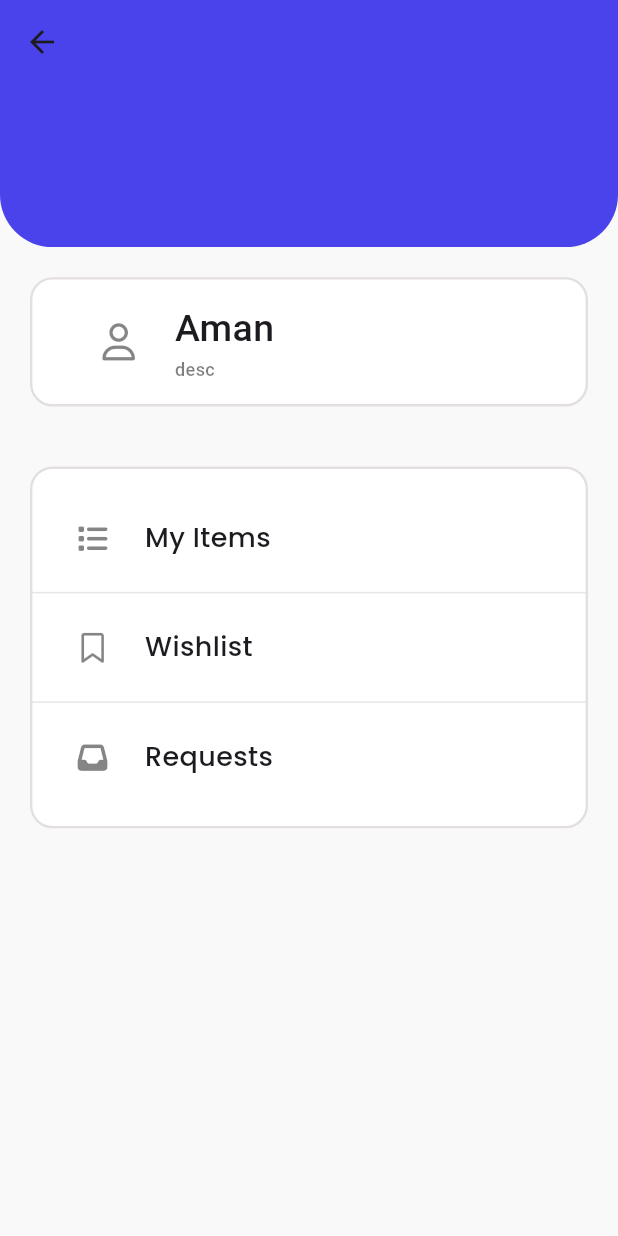
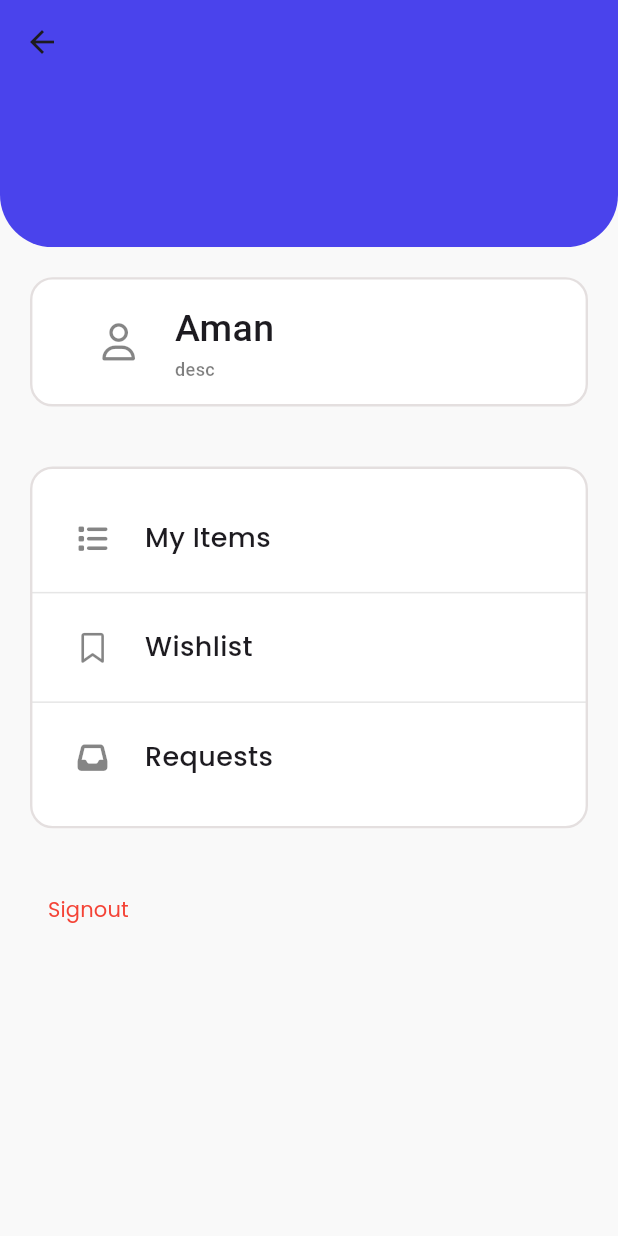
Before and after one commit to yyuvraj54/Selly, a Flutter app: the ProfileScreen screen opened by its route, on a phone screen of 412 x 824 dp. Run offline on Flutter 3.47's test engine with Material 3 defaults, Android fonts, the phone set to English and light mode, and no system bars; our stand-ins replace animated_notch_bottom_bar, bloc, dio, email_validator, flutter_bloc, flutter_svg and 6 more; missing offline and left inert: dart:ffi, flutter_carousel_slider; accounts and stored records are empty.

Commit message:
added signup and signout functionality

```diff
--- a/lib/core/api.dart
+++ b/lib/core/api.dart
@@ -1,7 +1,7 @@
 import 'package:dio/dio.dart';
 import 'package:pretty_dio_logger/pretty_dio_logger.dart';
 
-const BASE_URL = 'http://192.168.1.6:3000/api/';
+const BASE_URL = 'http://192.168.1.9:5000/api/';
 const Map<String, dynamic>DEFAULT_HEADERS = {
   'content-type':'application/json'
 };
--- a/lib/data/model/product_model.dart
+++ b/lib/data/model/product_model.dart
@@ -60,7 +60,7 @@ class ProductModel {
     data['description'] = this.description;
     data['Price'] = this.price;
     data['photos'] = this.photos ?? [""];
-    data['condition'] = this.condition;
+    data['condition'] = this.condition ?? "New";
     // data['ListedBy'] = this.listedBy ;
     data['status'] = this.status ?? "available";
     data['category'] = this.category;
--- a/lib/logic/cubits/user/user_cubit.dart
+++ b/lib/logic/cubits/user/user_cubit.dart
@@ -5,6 +5,8 @@
 //cubit/provider/bloc ye link hota h between DATA and PRESENTATION
 //so data[repository] ke sare functions available karan padenge.. CUBIT me
 //ki presentation bhi use kar sake
+
+import 'dart:developer';
 
 import 'package:flutter_bloc/flutter_bloc.dart';
 import 'package:sellingportal/logic/cubits/user/userToke.dart';
@@ -43,6 +45,7 @@ class UserCubit extends Cubit<UserState> {
       {required String email,
         required String password,
         required UserModel userModel}) async {
+
     await Preferences.saveUserDetail(email, password);
     emit(UserLoggedInState(userModel));
 
@@ -68,6 +71,7 @@ class UserCubit extends Cubit<UserState> {
       _emitLoggedInState(
           email: email, password: password, userModel: userModel);
     } catch (error) {
+      log(error.toString());
       emit(UserErrorState(error.toString()));
     }
   }
--- a/lib/main.dart
+++ b/lib/main.dart
@@ -44,7 +44,7 @@ class MyApp extends StatelessWidget {
       ],
       child: MaterialApp(
         onGenerateRoute: Routes.onGenerateRoute,
-        initialRoute: signup.routeName,
+        initialRoute: SplashScreen.routeName,
         // home: registration(),
 
       ),
--- a/lib/presentation/screens/Auth/loginPage.dart
+++ b/lib/presentation/screens/Auth/loginPage.dart
@@ -111,7 +111,7 @@ class LoginPage extends StatelessWidget {
                           children: [
 
                             Text("Don’t have an account? ", style: commonTextsStyle(fontsize: 15.0),),
-                            GestureDetector(onTap: () {Navigator.pushReplacement(context, MaterialPageRoute(builder: (context) => signup()),);},
+                            GestureDetector(onTap: () {Navigator.pushNamed(context, signup.routeName);},
                               child: Text('Sign up', style: commonTextsStyle(color: Color(0xFF2591EA)),),
                             ),
                           ],
--- a/lib/presentation/screens/Auth/provider/signup_provider.dart
+++ b/lib/presentation/screens/Auth/provider/signup_provider.dart
@@ -35,7 +35,8 @@ class SignupProvider with ChangeNotifier{
     String email = emailController.text.trim();
     String password = passwordController.text.trim();
     String name = nameController.text.trim();
-    String phoneNumber = phoneNumberController.text.trim();
+    int phoneNumber = int.tryParse(phoneNumberController.text.trim())!;
+
 
     BlocProvider.of<UserCubit>(context).createAccount(email: email, password: password, name: name, phoneNumber: phoneNumber);
     //abhi bhi half baked hai ye.. signin hone ke bad kya state milra h. iska toh hme abi kuch pata chal nai ra.
--- a/lib/presentation/screens/screen/home/homescreen.dart
+++ b/lib/presentation/screens/screen/home/homescreen.dart
@@ -2,6 +2,7 @@ import 'dart:developer';
 
 import 'package:animated_notch_bottom_bar/animated_notch_bottom_bar/animated_notch_bottom_bar.dart';
 import 'package:flutter/material.dart';
+import 'package:flutter_bloc/flutter_bloc.dart';
 import 'package:font_awesome_flutter/font_awesome_flutter.dart';
 import 'package:google_fonts/google_fonts.dart';
 
@@ -14,6 +15,8 @@ import 'package:sellingportal/presentation/widget/bottomBarIcons.dart';
 import 'package:sellingportal/res/colors/colors.dart';
 import 'package:sellingportal/res/drawable/bottom_clipper.dart';
 
+import '../../../../logic/cubits/user/user_state.dart';
+import '../../splash/splash_screen.dart';
 import 'explorePage.dart';
 
 class homeScreen extends StatefulWidget {
--- a/lib/presentation/screens/screen/profile/profile_screen.dart
+++ b/lib/presentation/screens/screen/profile/profile_screen.dart
@@ -1,6 +1,9 @@
 import 'package:flutter/material.dart';
+import 'package:flutter_bloc/flutter_bloc.dart';
 import 'package:font_awesome_flutter/font_awesome_flutter.dart';
 import 'package:google_fonts/google_fonts.dart';
+import 'package:provider/provider.dart';
+import 'package:sellingportal/logic/cubits/user/user_cubit.dart';
 import 'package:sellingportal/res/drawable/backgroundWave.dart';
 
 class ProfileScreen extends StatefulWidget {
@@ -36,7 +39,7 @@ class _ProfileScreenState extends State<ProfileScreen> {
                 child: Container(
               // color: Colors.green,
               child: Column(
-                crossAxisAlignment: CrossAxisAlignment.center,
+                crossAxisAlignment: CrossAxisAlignment.start,
                 children: [
                   ProfileUserCard(title: 'Aman', desc: 'desc'),
 
@@ -67,12 +70,18 @@ class _ProfileScreenState extends State<ProfileScreen> {
                             SizedBox(height: 10,),
                             ProfileItem(icons: FontAwesomeIcons.inbox, title: 'Requests'),
 
+
                           ],
                         ),
                       ),
                     ),
 
 
+                  ),
+                  SizedBox(height: 10,),
+                  Padding(
+                    padding: const EdgeInsets.only(left: 20),
+                    child: TextButton(onPressed: (){BlocProvider.of<UserCubit>(context).signOut();}, child: Text("Signout",style: GoogleFonts.poppins(color: Colors.red,fontWeight: FontWeight.w400),)),
                   )
                 ],
               ),
--- a/lib/presentation/screens/splash/splash_screen.dart
+++ b/lib/presentation/screens/splash/splash_screen.dart
@@ -27,7 +27,7 @@ class _SplashScreenState extends State<SplashScreen> {
     }
     if(userState is UserLoggedOutState){
       Navigator.popUntil(context, (route) => route.isFirst);
-      Navigator.pushReplacementNamed(context,LoginPage.routeName);
+      Navigator.pushReplacementNamed(context, LoginPage.routeName);
     }
   }
   @override
```
Also changed, not shown: lib/data/data_repository/user_repository.dart (+17 -31 lines), lib/data/model/user_model.dart (+4 -4 lines), lib/presentation/screens/Auth/signupPage.dart (+8 -3 lines), lib/presentation/screens/screen/home/explorePage.dart (+10 -1 lines), lib/presentation/screens/screen/sellFormScreens/stepperMainPage.dart (+5 -2 lines).
